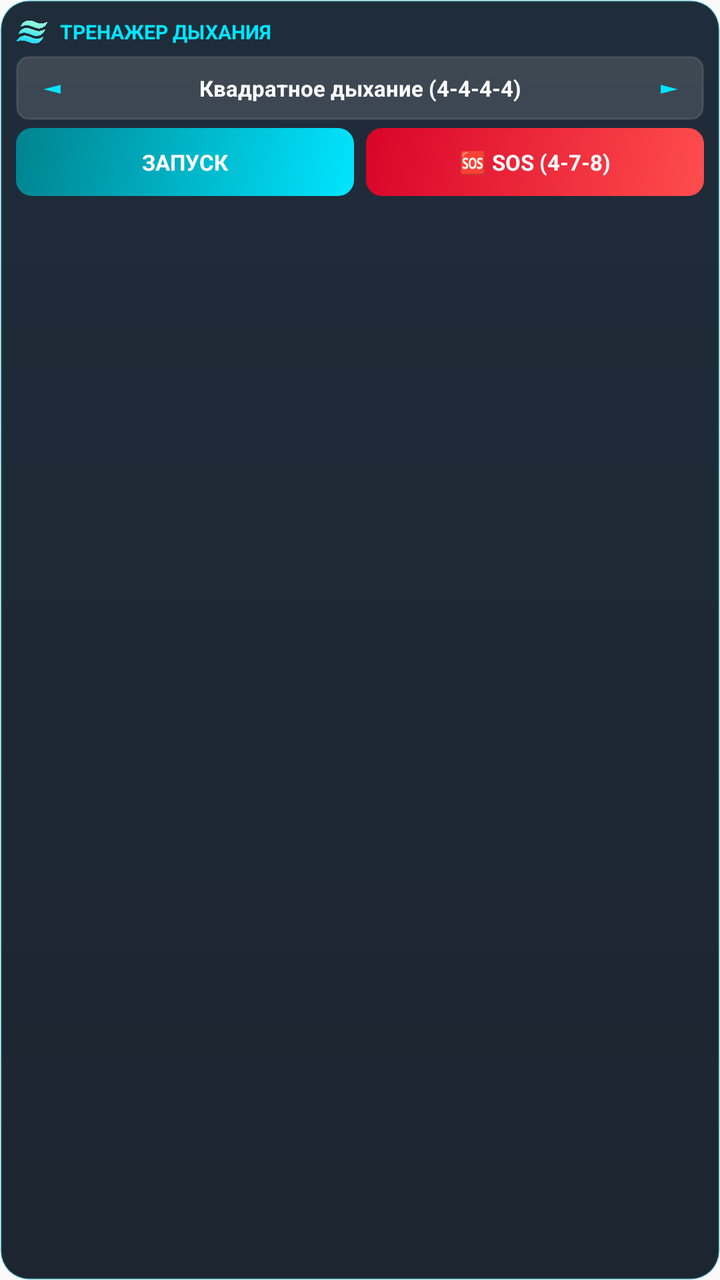
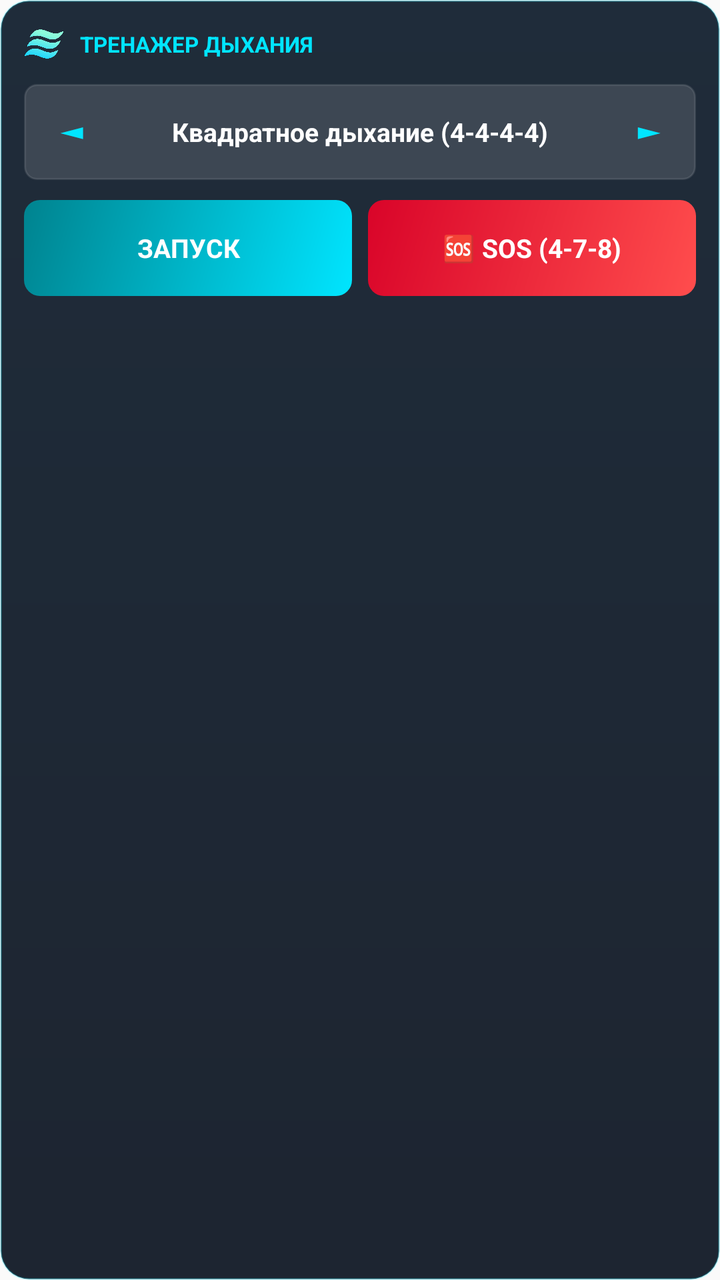

An Android layout rendered at two revisions. The XML below is the earlier revision; the diff shows what the commit changed to produce the second picture.
<!-- AndroidManifest.xml: application theme Theme.BreathingTrainer -->
<!-- res/layout/widget_breathing_4x2.xml -->
<?xml version="1.0" encoding="utf-8"?>
<LinearLayout xmlns:android="http://schemas.android.com/apk/res/android"
    android:layout_width="match_parent"
    android:layout_height="wrap_content"
    android:background="@drawable/bg_widget_card"
    android:orientation="vertical"
    android:padding="8dp">

    
    <LinearLayout
        android:layout_width="match_parent"
        android:layout_height="wrap_content"
        android:gravity="center_vertical"
        android:orientation="horizontal">

        <ImageView
            android:layout_width="16dp"
            android:layout_height="16dp"
            android:contentDescription="Logo"
            android:src="@drawable/ic_logo" />

        <TextView
            android:layout_width="wrap_content"
            android:layout_height="wrap_content"
            android:layout_marginStart="6dp"
            android:text="ТРЕНАЖЕР ДЫХАНИЯ"
            android:textColor="#00E5FF"
            android:textSize="10sp"
            android:textStyle="bold" />
    </LinearLayout>

    
    <LinearLayout
        android:layout_width="match_parent"
        android:layout_height="32dp"
        android:layout_marginTop="4dp"
        android:background="@drawable/bg_widget_selector"
        android:gravity="center_vertical"
        android:orientation="horizontal"
        android:paddingHorizontal="2dp">

        <TextView
            android:id="@+id/widget_btn_prev_technique"
            android:layout_width="32dp"
            android:layout_height="match_parent"
            android:gravity="center"
            android:text="◄"
            android:textColor="#00E5FF"
            android:textSize="12sp"
            android:textStyle="bold" />

        <TextView
            android:id="@+id/widget_tv_technique_title"
            android:layout_width="0dp"
            android:layout_height="wrap_content"
            android:layout_weight="1"
            android:ellipsize="end"
            android:gravity="center"
            android:maxLines="1"
            android:text="Квадратное дыхание (4-4-4-4)"
            android:textColor="#FFFFFF"
            android:textSize="11sp"
            android:textStyle="bold" />

        <TextView
            android:id="@+id/widget_btn_next_technique"
            android:layout_width="32dp"
            android:layout_height="match_parent"
            android:gravity="center"
            android:text="►"
            android:textColor="#00E5FF"
            android:textSize="12sp"
            android:textStyle="bold" />
    </LinearLayout>

    
    <LinearLayout
        android:layout_width="match_parent"
        android:layout_height="34dp"
        android:layout_marginTop="4dp"
        android:gravity="center_vertical"
        android:orientation="horizontal">

        <TextView
            android:id="@+id/widget_btn_start"
            android:layout_width="0dp"
            android:layout_height="match_parent"
            android:layout_marginEnd="3dp"
            android:layout_weight="1"
            android:background="@drawable/bg_widget_start_btn"
            android:gravity="center"
            android:text="ЗАПУСК"
            android:textColor="#FFFFFF"
            android:textSize="11sp"
            android:textStyle="bold" />

        <TextView
            android:id="@+id/widget_btn_sos"
            android:layout_width="0dp"
            android:layout_height="match_parent"
            android:layout_marginStart="3dp"
            android:layout_weight="1"
            android:background="@drawable/bg_widget_sos_btn"
            android:gravity="center"
            android:text="🆘 SOS (4-7-8)"
            android:textColor="#FFFFFF"
            android:textSize="11sp"
            android:textStyle="bold" />
    </LinearLayout>

</LinearLayout>
<!-- resources referenced by this layout -->
<resources>
  <!-- drawable bg_widget_card (drawable) -->
  <?xml version="1.0" encoding="utf-8"?>
  <shape xmlns:android="http://schemas.android.com/apk/res/android"
      android:shape="rectangle">
      <gradient
          android:angle="270"
          android:startColor="#EC0D1B2A"
          android:endColor="#EC0B1320" />
      <corners android:radius="14dp" />
      <stroke
          android:width="1dp"
          android:color="#3300E5FF" />
  </shape>
  <!-- drawable bg_widget_selector (drawable) -->
  <?xml version="1.0" encoding="utf-8"?>
  <shape xmlns:android="http://schemas.android.com/apk/res/android"
      android:shape="rectangle">
      <solid android:color="#22FFFFFF" />
      <corners android:radius="6dp" />
      <stroke
          android:width="1dp"
          android:color="#1AFFFFFF" />
  </shape>
  <!-- drawable bg_widget_sos_btn (drawable) -->
  <?xml version="1.0" encoding="utf-8"?>
  <shape xmlns:android="http://schemas.android.com/apk/res/android"
      android:shape="rectangle">
      <gradient
          android:angle="135"
          android:startColor="#FF4D4D"
          android:endColor="#D90429" />
      <corners android:radius="8dp" />
  </shape>
  <!-- drawable bg_widget_start_btn (drawable) -->
  <?xml version="1.0" encoding="utf-8"?>
  <shape xmlns:android="http://schemas.android.com/apk/res/android"
      android:shape="rectangle">
      <gradient
          android:angle="135"
          android:startColor="#00E5FF"
          android:endColor="#00838F" />
      <corners android:radius="8dp" />
  </shape>
  <!-- drawable ic_logo: png bitmap (drawable, 27796 bytes) -->
  <style name="Theme.BreathingTrainer" parent="android:Theme.Material.Light.NoActionBar" />
</resources>

<!-- the commit's change to res/layout/widget_breathing_4x2.xml (unified diff, before → after) -->
@@ -1,10 +1,10 @@
 <?xml version="1.0" encoding="utf-8"?>
 <LinearLayout xmlns:android="http://schemas.android.com/apk/res/android"
     android:layout_width="match_parent"
-    android:layout_height="wrap_content"
+    android:layout_height="match_parent"
     android:background="@drawable/bg_widget_card"
     android:orientation="vertical"
-    android:padding="8dp">
+    android:padding="12dp">
 
     
     <LinearLayout
@@ -14,39 +14,39 @@
         android:orientation="horizontal">
 
         <ImageView
-            android:layout_width="16dp"
-            android:layout_height="16dp"
+            android:layout_width="20dp"
+            android:layout_height="20dp"
             android:contentDescription="Logo"
             android:src="@drawable/ic_logo" />
 
         <TextView
             android:layout_width="wrap_content"
             android:layout_height="wrap_content"
-            android:layout_marginStart="6dp"
+            android:layout_marginStart="8dp"
             android:text="ТРЕНАЖЕР ДЫХАНИЯ"
             android:textColor="#00E5FF"
-            android:textSize="10sp"
+            android:textSize="11sp"
             android:textStyle="bold" />
     </LinearLayout>
 
     
     <LinearLayout
         android:layout_width="match_parent"
-        android:layout_height="32dp"
-        android:layout_marginTop="4dp"
+        android:layout_height="48dp"
+        android:layout_marginTop="10dp"
         android:background="@drawable/bg_widget_selector"
         android:gravity="center_vertical"
         android:orientation="horizontal"
-        android:paddingHorizontal="2dp">
+        android:paddingHorizontal="4dp">
 
         <TextView
             android:id="@+id/widget_btn_prev_technique"
-            android:layout_width="32dp"
+            android:layout_width="40dp"
             android:layout_height="match_parent"
             android:gravity="center"
             android:text="◄"
             android:textColor="#00E5FF"
-            android:textSize="12sp"
+            android:textSize="16sp"
             android:textStyle="bold" />
 
         <TextView
@@ -59,25 +59,25 @@
             android:maxLines="1"
             android:text="Квадратное дыхание (4-4-4-4)"
             android:textColor="#FFFFFF"
-            android:textSize="11sp"
+            android:textSize="13sp"
             android:textStyle="bold" />
 
         <TextView
             android:id="@+id/widget_btn_next_technique"
-            android:layout_width="32dp"
+            android:layout_width="40dp"
             android:layout_height="match_parent"
             android:gravity="center"
             android:text="►"
             android:textColor="#00E5FF"
-            android:textSize="12sp"
+            android:textSize="16sp"
             android:textStyle="bold" />
     </LinearLayout>
 
     
     <LinearLayout
         android:layout_width="match_parent"
-        android:layout_height="34dp"
-        android:layout_marginTop="4dp"
+        android:layout_height="48dp"
+        android:layout_marginTop="10dp"
         android:gravity="center_vertical"
         android:orientation="horizontal">
 
@@ -85,26 +85,26 @@
             android:id="@+id/widget_btn_start"
             android:layout_width="0dp"
             android:layout_height="match_parent"
-            android:layout_marginEnd="3dp"
+            android:layout_marginEnd="4dp"
             android:layout_weight="1"
             android:background="@drawable/bg_widget_start_btn"
             android:gravity="center"
             android:text="ЗАПУСК"
             android:textColor="#FFFFFF"
-            android:textSize="11sp"
+            android:textSize="13sp"
             android:textStyle="bold" />
 
         <TextView
             android:id="@+id/widget_btn_sos"
             android:layout_width="0dp"
             android:layout_height="match_parent"
-            android:layout_marginStart="3dp"
+            android:layout_marginStart="4dp"
             android:layout_weight="1"
             android:background="@drawable/bg_widget_sos_btn"
             android:gravity="center"
             android:text="🆘 SOS (4-7-8)"
             android:textColor="#FFFFFF"
-            android:textSize="11sp"
+            android:textSize="13sp"
             android:textStyle="bold" />
     </LinearLayout>
 
